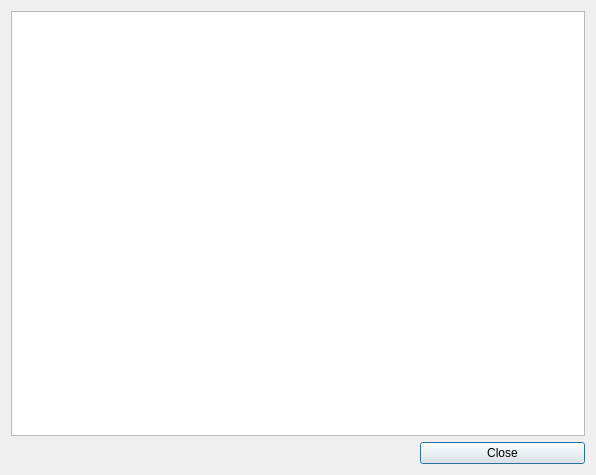
Before: the Qt Designer form qtgui/frames/stdout.ui in PinguinoIDE/pinguino-ide, drawn with Qt 5.
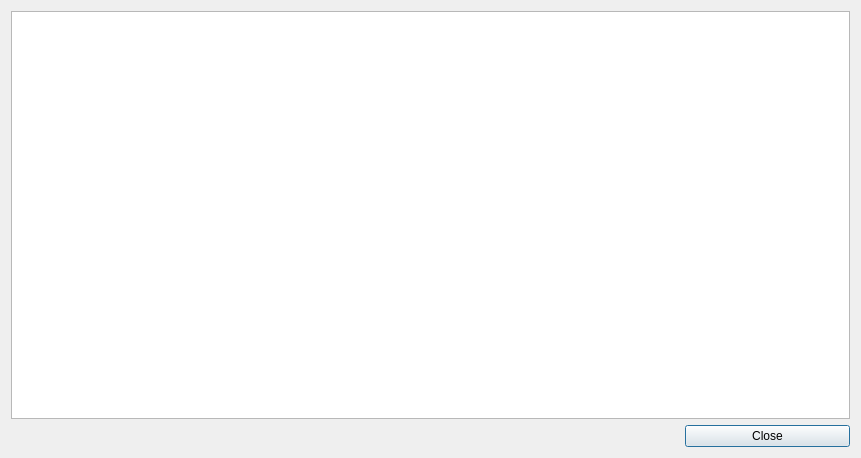
After: the same form once the commit is applied.

Patch:
```diff
--- a/qtgui/frames/stdout.ui
+++ b/qtgui/frames/stdout.ui
@@ -6,8 +6,8 @@
    <rect>
     <x>0</x>
     <y>0</y>
-    <width>596</width>
-    <height>475</height>
+    <width>861</width>
+    <height>458</height>
    </rect>
   </property>
   <property name="windowTitle">
```
